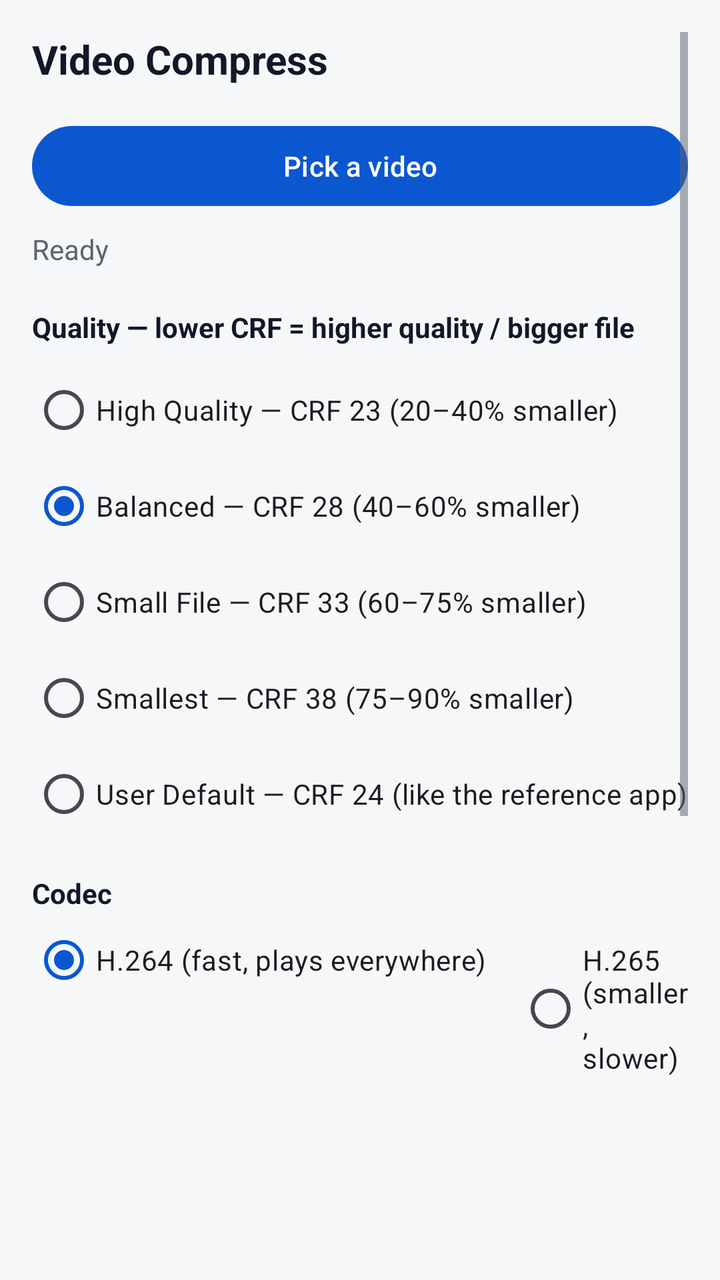
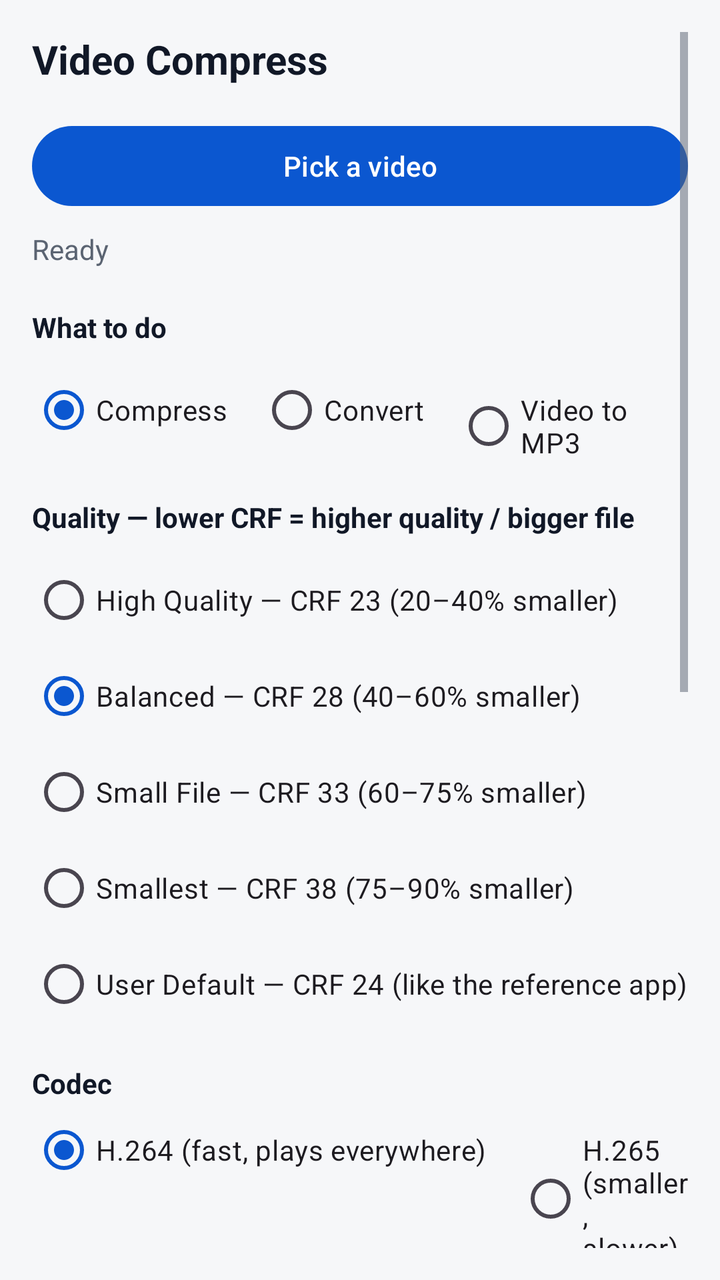

Before-and-after screenshots of an Android layout around one commit, followed by the original layout XML and the change that was made.
<!-- AndroidManifest.xml: application theme Theme.Hakunaa -->
<!-- res/layout/activity_video_compress.xml -->
<?xml version="1.0" encoding="utf-8"?>
<ScrollView xmlns:android="http://schemas.android.com/apk/res/android"
    android:layout_width="match_parent"
    android:layout_height="match_parent"
    android:background="@color/hakunaa_background"
    android:padding="16dp">

    <LinearLayout
        android:layout_width="match_parent"
        android:layout_height="wrap_content"
        android:orientation="vertical">

        <TextView
            android:layout_width="wrap_content"
            android:layout_height="wrap_content"
            android:text="@string/card_video_title"
            android:textColor="@color/hakunaa_text"
            android:textSize="20sp"
            android:textStyle="bold" />

        <com.google.android.material.button.MaterialButton
            android:id="@+id/btnPickVideo"
            android:layout_width="match_parent"
            android:layout_height="wrap_content"
            android:layout_marginTop="16dp"
            android:text="@string/pick_video" />

        <TextView
            android:id="@+id/tvFile"
            android:layout_width="wrap_content"
            android:layout_height="wrap_content"
            android:layout_marginTop="8dp"
            android:text="@string/ready"
            android:textColor="@color/hakunaa_text_secondary" />

        <TextView
            android:layout_width="wrap_content"
            android:layout_height="wrap_content"
            android:layout_marginTop="20dp"
            android:text="@string/quality_label"
            android:textColor="@color/hakunaa_text"
            android:textStyle="bold" />

        <RadioGroup
            android:id="@+id/rgPresets"
            android:layout_width="match_parent"
            android:layout_height="wrap_content"
            android:layout_marginTop="8dp">

            <RadioButton
                android:id="@+id/rbHigh"
                android:layout_width="wrap_content"
                android:layout_height="wrap_content"
                android:text="High Quality — CRF 23 (20–40% smaller)" />
            <RadioButton
                android:id="@+id/rbBalanced"
                android:layout_width="wrap_content"
                android:layout_height="wrap_content"
                android:checked="true"
                android:text="Balanced — CRF 28 (40–60% smaller)" />
            <RadioButton
                android:id="@+id/rbSmall"
                android:layout_width="wrap_content"
                android:layout_height="wrap_content"
                android:text="Small File — CRF 33 (60–75% smaller)" />
            <RadioButton
                android:id="@+id/rbSmallest"
                android:layout_width="wrap_content"
                android:layout_height="wrap_content"
                android:text="Smallest — CRF 38 (75–90% smaller)" />
            <RadioButton
                android:id="@+id/rbUserDefault"
                android:layout_width="wrap_content"
                android:layout_height="wrap_content"
                android:text="User Default — CRF 24 (like the reference app)" />
        </RadioGroup>

        <TextView
            android:layout_width="wrap_content"
            android:layout_height="wrap_content"
            android:layout_marginTop="16dp"
            android:text="Codec"
            android:textColor="@color/hakunaa_text"
            android:textStyle="bold" />

        <RadioGroup
            android:id="@+id/rgCodec"
            android:layout_width="match_parent"
            android:layout_height="wrap_content"
            android:orientation="horizontal">

            <RadioButton
                android:id="@+id/rbH264"
                android:layout_width="wrap_content"
                android:layout_height="wrap_content"
                android:checked="true"
                android:text="H.264 (fast, plays everywhere)" />
            <RadioButton
                android:id="@+id/rbH265"
                android:layout_width="wrap_content"
                android:layout_height="wrap_content"
                android:layout_marginStart="16dp"
                android:text="H.265 (smaller, slower)" />
            <RadioButton
                android:id="@+id/rbAV1"
                android:layout_width="wrap_content"
                android:layout_height="wrap_content"
                android:layout_marginStart="16dp"
                android:text="AV1 (smallest, very slow)" />
        </RadioGroup>

        <com.google.android.material.button.MaterialButton
            android:id="@+id/btnCompress"
            android:layout_width="match_parent"
            android:layout_height="wrap_content"
            android:layout_marginTop="20dp"
            android:text="@string/compress" />

        <com.google.android.material.progressindicator.LinearProgressIndicator
            android:id="@+id/progress"
            android:layout_width="match_parent"
            android:layout_height="wrap_content"
            android:layout_marginTop="16dp"
            android:visibility="gone" />

        <TextView
            android:id="@+id/tvStatus"
            android:layout_width="wrap_content"
            android:layout_height="wrap_content"
            android:layout_marginTop="12dp"
            android:text="@string/ready"
            android:textColor="@color/hakunaa_text_secondary" />

        <TextView
            android:id="@+id/tvResult"
            android:layout_width="wrap_content"
            android:layout_height="wrap_content"
            android:layout_marginTop="8dp"
            android:textColor="@color/hakunaa_success" />
    </LinearLayout>
</ScrollView>
<!-- resources referenced by this layout -->
<resources>
  <color name="hakunaa_background">#F6F7F9</color>
  <color name="hakunaa_success">#137333</color>
  <color name="hakunaa_text">#111827</color>
  <color name="hakunaa_text_secondary">#5B6472</color>
  <string name="card_video_title">Video Compress</string>
  <string name="compress">Compress</string>
  <string name="pick_video">Pick a video</string>
  <string name="quality_label">Quality — lower CRF = higher quality / bigger file</string>
  <string name="ready">Ready</string>
  <style name="Theme.Hakunaa" parent="Theme.Material3.Light.NoActionBar">
          <item name="colorPrimary">@color/hakunaa_primary</item>
          <item name="colorPrimaryDark">@color/hakunaa_primary_dark</item>
          <item name="colorOnPrimary">@color/hakunaa_on_primary</item>
          <item name="android:windowBackground">@color/hakunaa_background</item>
          <item name="colorSurface">@color/hakunaa_surface</item>
          <item name="android:textColorPrimary">@color/hakunaa_text</item>
          <item name="android:textColorSecondary">@color/hakunaa_text_secondary</item>
      </style>
  <color name="hakunaa_primary">#0B57D0</color>
  <color name="hakunaa_primary_dark">#0842A0</color>
  <color name="hakunaa_on_primary">#FFFFFF</color>
  <color name="hakunaa_surface">#FFFFFF</color>
</resources>

<!-- the commit's change to res/layout/activity_video_compress.xml (unified diff, before → after) -->
@@ -37,6 +37,47 @@
             android:layout_width="wrap_content"
             android:layout_height="wrap_content"
             android:layout_marginTop="20dp"
+            android:text="What to do"
+            android:textColor="@color/hakunaa_text"
+            android:textStyle="bold" />
+
+        <RadioGroup
+            android:id="@+id/rgMode"
+            android:layout_width="match_parent"
+            android:layout_height="wrap_content"
+            android:layout_marginTop="8dp"
+            android:orientation="horizontal">
+
+            <RadioButton
+                android:id="@+id/rbModeCompress"
+                android:layout_width="wrap_content"
+                android:layout_height="wrap_content"
+                android:checked="true"
+                android:text="Compress" />
+            <RadioButton
+                android:id="@+id/rbModeConvert"
+                android:layout_width="wrap_content"
+                android:layout_height="wrap_content"
+                android:layout_marginStart="16dp"
+                android:text="Convert" />
+            <RadioButton
+                android:id="@+id/rbModeMp3"
+                android:layout_width="wrap_content"
+                android:layout_height="wrap_content"
+                android:layout_marginStart="16dp"
+                android:text="Video to MP3" />
+        </RadioGroup>
+
+        <LinearLayout
+            android:id="@+id/llCompressOptions"
+            android:layout_width="match_parent"
+            android:layout_height="wrap_content"
+            android:orientation="vertical">
+
+        <TextView
+            android:layout_width="wrap_content"
+            android:layout_height="wrap_content"
+            android:layout_marginTop="20dp"
             android:text="@string/quality_label"
             android:textColor="@color/hakunaa_text"
             android:textStyle="bold" />
@@ -108,6 +149,98 @@
                 android:layout_marginStart="16dp"
                 android:text="AV1 (smallest, very slow)" />
         </RadioGroup>
+        </LinearLayout>
+
+        <LinearLayout
+            android:id="@+id/llFormatOptions"
+            android:layout_width="match_parent"
+            android:layout_height="wrap_content"
+            android:orientation="vertical"
+            android:visibility="gone">
+
+        <TextView
+            android:layout_width="wrap_content"
+            android:layout_height="wrap_content"
+            android:layout_marginTop="20dp"
+            android:text="Convert to"
+            android:textColor="@color/hakunaa_text"
+            android:textStyle="bold" />
+
+        <RadioGroup
+            android:id="@+id/rgFormat"
+            android:layout_width="match_parent"
+            android:layout_height="wrap_content"
+            android:layout_marginTop="8dp"
+            android:orientation="horizontal">
+
+            <RadioButton
+                android:id="@+id/rbFmtMp4"
+                android:layout_width="wrap_content"
+                android:layout_height="wrap_content"
+                android:checked="true"
+                android:text="MP4" />
+            <RadioButton
+                android:id="@+id/rbFmtWebm"
+                android:layout_width="wrap_content"
+                android:layout_height="wrap_content"
+                android:layout_marginStart="16dp"
+                android:text="WebM" />
+            <RadioButton
+                android:id="@+id/rbFmtMov"
+                android:layout_width="wrap_content"
+                android:layout_height="wrap_content"
+                android:layout_marginStart="16dp"
+                android:text="MOV" />
+            <RadioButton
+                android:id="@+id/rbFmtMkv"
+                android:layout_width="wrap_content"
+                android:layout_height="wrap_content"
+                android:layout_marginStart="16dp"
+                android:text="MKV" />
+        </RadioGroup>
+        </LinearLayout>
+
+        <LinearLayout
+            android:id="@+id/llResolutionOptions"
+            android:layout_width="match_parent"
+            android:layout_height="wrap_content"
+            android:orientation="vertical">
+
+        <TextView
+            android:layout_width="wrap_content"
+            android:layout_height="wrap_content"
+            android:layout_marginTop="16dp"
+            android:text="Resolution"
+            android:textColor="@color/hakunaa_text"
+            android:textStyle="bold" />
+
+        <RadioGroup
+            android:id="@+id/rgResolution"
+            android:layout_width="match_parent"
+            android:layout_height="wrap_content"
+            android:layout_marginTop="8dp"
+            android:orientation="horizontal">
+
+            <RadioButton
+                android:id="@+id/rbResOriginal"
+                android:layout_width="wrap_content"
+                android:layout_height="wrap_content"
+                android:checked="true"
+                android:text="Original (best quality)" />
+            <RadioButton
+                android:id="@+id/rbRes1080"
+                android:layout_width="wrap_content"
+                android:layout_height="wrap_content"
+                android:layout_marginStart="16dp"
+                android:text="1080p" />
+            <RadioButton
+                android:id="@+id/rbRes720"
+                android:layout_width="wrap_content"
+                android:layout_height="wrap_content"
+                android:layout_marginStart="16dp"
+                android:text="720p" />
+        </RadioGroup>
+        </LinearLayout>
 
         <com.google.android.material.button.MaterialButton
             android:id="@+id/btnCompress"
